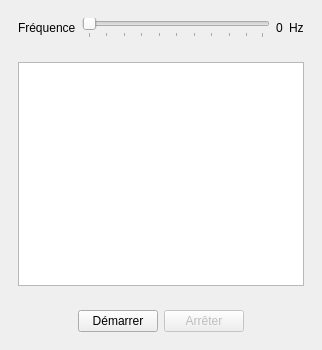
Old version of the form GenerateurCadence/MainWindow.ui in the repository tibsys/AtelierQt.
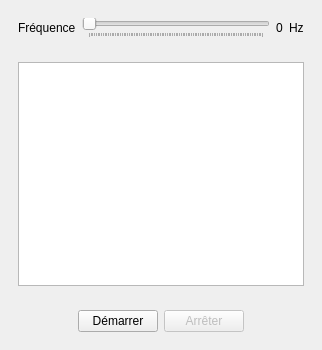
New version of the form.

```diff
--- a/GenerateurCadence/MainWindow.ui
+++ b/GenerateurCadence/MainWindow.ui
@@ -31,7 +31,7 @@
           <number>1</number>
          </property>
          <property name="maximum">
-          <number>100</number>
+          <number>1000</number>
          </property>
          <property name="orientation">
           <enum>Qt::Horizontal</enum>
```
